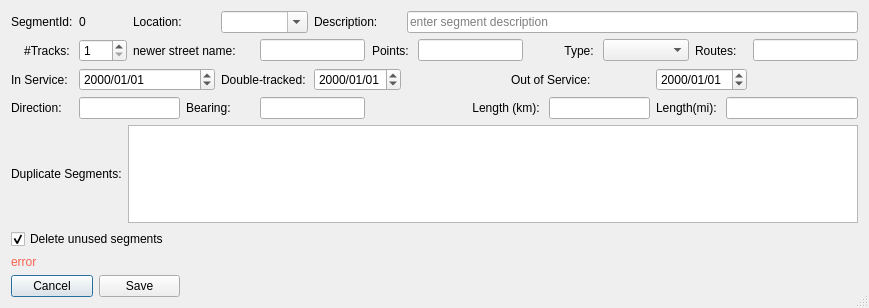
allenck/mapper, file mapper_app/ui/editsegmentdialog.ui: the form before one commit.
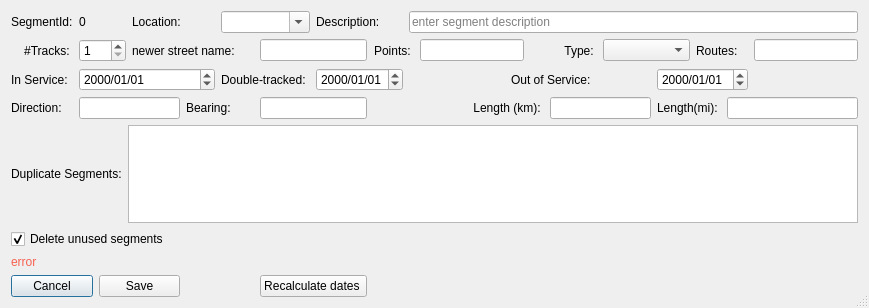
The form after the commit. Custom widgets are drawn as their Qt base class.

Commit message: recalculate seg start date in EditSegmentDialog, fix clipboard menus, add Company Url field

Patch:
```diff
--- a/mapper_app/ui/editsegmentdialog.ui
+++ b/mapper_app/ui/editsegmentdialog.ui
@@ -308,6 +308,13 @@
      </property>
     </widget>
    </item>
+   <item row="7" column="5" colspan="2">
+    <widget class="QPushButton" name="btnRecalc">
+     <property name="text">
+      <string>Recalculate dates </string>
+     </property>
+    </widget>
+   </item>
   </layout>
  </widget>
  <customwidgets>
```
The commit also changes 15 other files.
